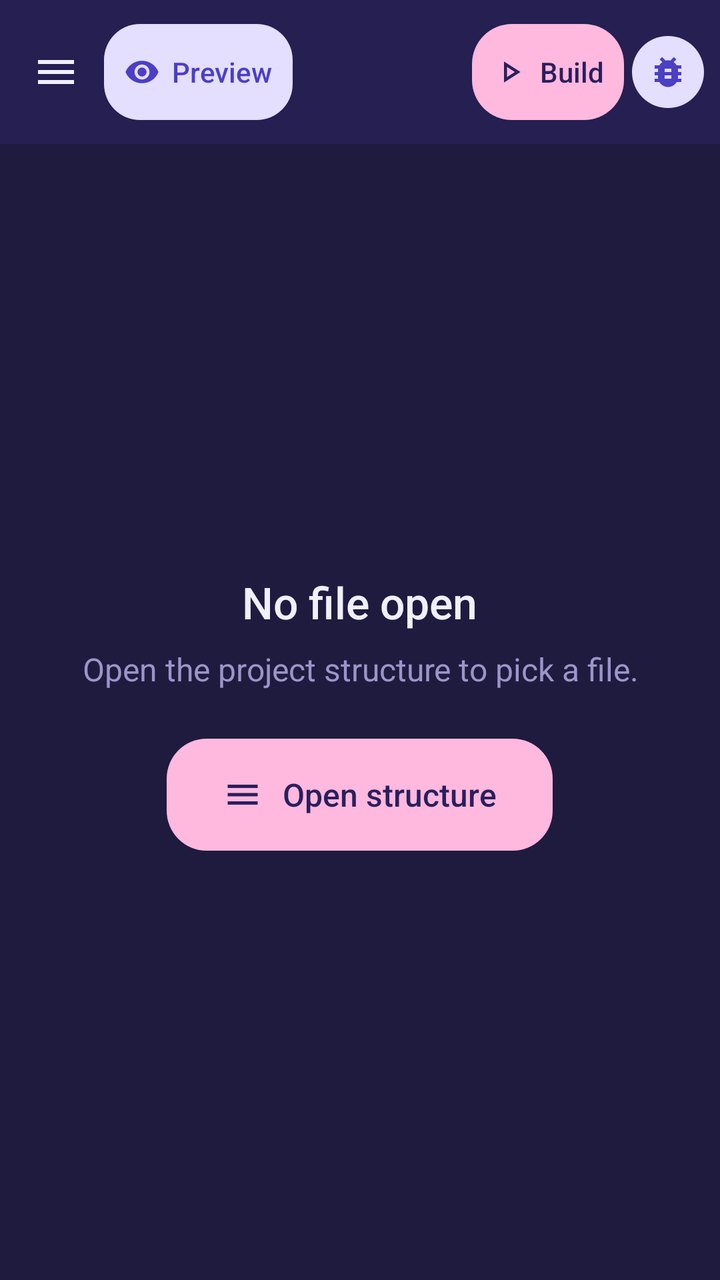
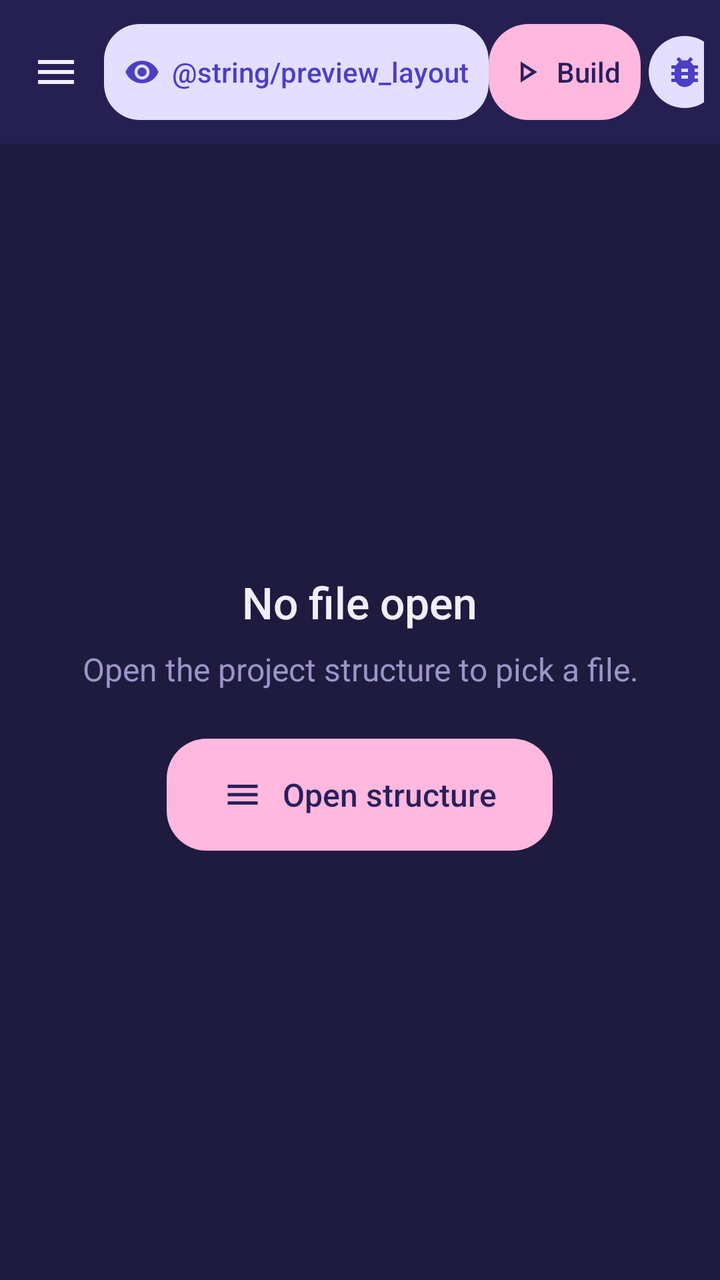

Compare the two renders of this Android layout. The source of the first and the diff that turns it into the second are given below.
<!-- AndroidManifest.xml: application theme AppTheme -->
<!-- res/layout/screen_editor.xml -->
<?xml version="1.0" encoding="utf-8"?>
<androidx.drawerlayout.widget.DrawerLayout xmlns:android="http://schemas.android.com/apk/res/android"
    android:id="@+id/editor_drawer" android:layout_width="match_parent" android:layout_height="match_parent">

    <LinearLayout android:layout_width="match_parent" android:layout_height="match_parent"
        android:background="@drawable/bg_screen_night" android:orientation="vertical">

        <LinearLayout android:id="@+id/screen_header" android:layout_width="match_parent" android:layout_height="wrap_content"
            android:background="@color/night_bar" android:gravity="center_vertical" android:orientation="horizontal"
            android:paddingStart="8dp" android:paddingEnd="8dp" android:paddingTop="12dp" android:paddingBottom="12dp">
            <ImageView android:id="@+id/editor_menu" style="@style/Cosmic.IconButton" android:layout_width="40dp" android:padding="8dp" android:src="@drawable/ic_menu"
                android:tint="@color/night_text" android:contentDescription="@string/open_structure" />
            <LinearLayout android:id="@+id/editor_preview" android:layout_width="wrap_content" android:layout_height="48dp"
                android:layout_marginStart="4dp" android:background="@drawable/bg_button_tonal" android:clickable="true" android:focusable="true"
                android:foreground="?attr/selectableItemBackground" android:gravity="center" android:orientation="horizontal"
                android:paddingStart="10dp" android:paddingEnd="10dp">
                <ImageView android:layout_width="18dp" android:layout_height="18dp" android:src="@drawable/ic_preview"
                    android:tint="@color/cosmic_primary_dark" android:contentDescription="@null" />
                <TextView android:layout_width="wrap_content" android:layout_height="wrap_content" android:layout_marginStart="6dp"
                    android:text="@string/preview" android:textColor="@color/cosmic_primary_dark" android:textSize="14sp" android:fontFamily="sans-serif-medium" />
            </LinearLayout>
            <View android:layout_width="0dp" android:layout_height="1dp" android:layout_weight="1" />
            <ImageView android:id="@+id/editor_wrap" android:layout_width="36dp" android:layout_height="36dp" android:padding="8dp"
                android:background="@drawable/bg_icon_circle_night" android:src="@drawable/ic_wrap" android:tint="@color/night_text"
                android:clickable="true" android:focusable="true" android:visibility="gone" android:contentDescription="@null" />
            <ImageView android:id="@+id/editor_save" style="@style/Cosmic.IconButton" android:layout_width="36dp" android:layout_height="36dp" android:padding="8dp"
                android:src="@drawable/ic_save" android:tint="@color/night_text" android:visibility="gone" android:contentDescription="@null" />
            <LinearLayout android:id="@+id/editor_build" android:layout_width="wrap_content" android:layout_height="48dp"
                android:background="@drawable/bg_button_pink" android:clickable="true" android:focusable="true"
                android:foreground="?attr/selectableItemBackground" android:gravity="center" android:orientation="horizontal"
                android:paddingStart="10dp" android:paddingEnd="10dp">
                <ImageView android:layout_width="18dp" android:layout_height="18dp" android:src="@drawable/ic_play"
                    android:tint="@color/cosmic_ink" android:contentDescription="@null" />
                <TextView android:layout_width="wrap_content" android:layout_height="wrap_content" android:layout_marginStart="6dp"
                    android:text="@string/build" android:textColor="@color/cosmic_ink" android:textSize="14sp" android:fontFamily="sans-serif-medium" />
            </LinearLayout>
            <ImageView android:id="@+id/editor_debug" android:layout_width="36dp" android:layout_height="36dp" android:layout_marginStart="4dp"
                android:padding="8dp" android:background="@drawable/bg_button_tonal" android:src="@drawable/ic_bug"
                android:tint="@color/cosmic_primary_dark" android:clickable="true" android:focusable="true"
                android:foreground="?attr/selectableItemBackground" android:contentDescription="@string/debug_mode_menu" />
        </LinearLayout>

        
        <HorizontalScrollView android:id="@+id/editor_tab_bar" android:layout_width="match_parent" android:layout_height="52dp"
            android:background="@color/night_tab" android:fillViewport="true" android:overScrollMode="never"
            android:scrollbars="none" android:visibility="gone">
            <LinearLayout android:id="@+id/tab_strip" android:layout_width="wrap_content" android:layout_height="match_parent"
                android:orientation="horizontal" />
        </HorizontalScrollView>

        <FrameLayout android:layout_width="match_parent" android:layout_height="0dp" android:layout_weight="1">

            
            <ImageView android:id="@+id/editor_wallpaper" android:layout_width="match_parent" android:layout_height="match_parent"
                android:scaleType="centerCrop" android:visibility="gone" android:contentDescription="@null" />
            <View android:id="@+id/editor_wallpaper_shade" android:layout_width="match_parent" android:layout_height="match_parent" android:visibility="gone" />

            <LinearLayout android:id="@+id/editor_empty" android:layout_width="match_parent" android:layout_height="match_parent"
                android:gravity="center" android:orientation="vertical" android:paddingStart="32dp" android:paddingEnd="32dp">
                <TextView android:layout_width="wrap_content" android:layout_height="wrap_content" android:text="@string/no_file_open" android:textColor="@color/night_text" android:textSize="22sp" android:fontFamily="sans-serif-medium" />
                <TextView android:layout_width="wrap_content" android:layout_height="wrap_content" android:layout_marginTop="8dp"
                    android:gravity="center" android:text="@string/no_file_hint" android:textColor="@color/night_muted" android:textSize="16sp" />
                <LinearLayout android:id="@+id/editor_open_structure" android:layout_width="wrap_content" android:layout_height="56dp"
                    android:layout_marginTop="24dp" android:background="@drawable/bg_button_pink" android:clickable="true" android:focusable="true"
                    android:foreground="?attr/selectableItemBackground" android:gravity="center" android:orientation="horizontal"
                    android:paddingStart="28dp" android:paddingEnd="28dp">
                    <ImageView android:layout_width="20dp" android:layout_height="20dp" android:src="@drawable/ic_menu"
                        android:tint="@color/cosmic_ink" android:contentDescription="@null" />
                    <TextView android:layout_width="wrap_content" android:layout_height="wrap_content" android:layout_marginStart="10dp"
                        android:text="@string/open_structure" android:textColor="@color/cosmic_ink" android:textSize="16sp" android:fontFamily="sans-serif-medium" />
                </LinearLayout>
            </LinearLayout>

            <ScrollView android:id="@+id/editor_code_area" android:layout_width="match_parent" android:layout_height="match_parent"
                android:fillViewport="true" android:visibility="gone">
                <LinearLayout android:layout_width="match_parent" android:layout_height="wrap_content" android:orientation="horizontal">
                    <TextView android:id="@+id/code_gutter" android:layout_width="44dp" android:layout_height="wrap_content"
                        android:gravity="end" android:includeFontPadding="false" android:paddingTop="16dp" android:paddingEnd="8dp" android:paddingStart="0dp"
                        android:fontFamily="monospace" android:lineSpacingExtra="4dp" android:textColor="@color/code_gutter" android:textSize="14sp" />
                    <FrameLayout android:id="@+id/code_holder" android:layout_width="0dp" android:layout_height="wrap_content" android:layout_weight="1">
                        <HorizontalScrollView android:id="@+id/code_hscroll" android:layout_width="match_parent" android:layout_height="wrap_content"
                            android:fillViewport="true" android:scrollbars="none">
                            <EditText android:id="@+id/code_editor" android:layout_width="match_parent" android:layout_height="wrap_content"
                                android:autofillHints="@null" android:background="@null" android:gravity="top|start"
                                android:imeOptions="flagNoExtractUi" android:includeFontPadding="false" android:inputType="textMultiLine|textNoSuggestions"
                                android:fontFamily="monospace" android:lineSpacingExtra="4dp" android:paddingStart="8dp" android:paddingEnd="16dp"
                                android:paddingTop="16dp" android:paddingBottom="48dp" android:textColor="@color/night_text"
                                android:textColorHighlight="#556F5CE6" android:textSize="14sp" />
                        </HorizontalScrollView>
                    </FrameLayout>
                </LinearLayout>
            </ScrollView>
        </FrameLayout>
    </LinearLayout>

    <LinearLayout android:id="@+id/editor_drawer_panel" android:layout_width="300dp" android:layout_height="match_parent"
        android:layout_gravity="start" android:background="@color/cosmic_white" android:clickable="true" android:focusable="true" android:orientation="vertical">

        <LinearLayout android:id="@+id/drawer_header" android:layout_width="match_parent" android:layout_height="wrap_content"
            android:background="@drawable/bg_cosmic_drawer_header" android:gravity="center_vertical" android:orientation="horizontal"
            android:paddingStart="20dp" android:paddingEnd="20dp" android:paddingTop="12dp" android:paddingBottom="12dp">
            <FrameLayout android:layout_width="40dp" android:layout_height="40dp" android:background="@drawable/bg_avatar_header">
                <TextView android:id="@+id/drawer_initials" android:layout_width="match_parent" android:layout_height="match_parent"
                    android:gravity="center" android:textColor="#A83A7A" android:textSize="15sp" android:fontFamily="sans-serif-medium" />
            </FrameLayout>
            <LinearLayout android:layout_width="0dp" android:layout_height="wrap_content" android:layout_weight="1"
                android:layout_marginStart="12dp" android:orientation="vertical">
                <TextView android:id="@+id/drawer_name" android:layout_width="match_parent" android:layout_height="wrap_content"
                    android:singleLine="true" android:ellipsize="end" android:textColor="@android:color/white" android:textSize="17sp" android:fontFamily="sans-serif-medium" />
                <TextView android:id="@+id/drawer_package" android:layout_width="match_parent" android:layout_height="wrap_content"
                    android:singleLine="true" android:ellipsize="end" android:textColor="#E9E1FF" android:textSize="12sp" />
            </LinearLayout>
        </LinearLayout>

        <LinearLayout android:layout_width="match_parent" android:layout_height="wrap_content" android:gravity="center_vertical"
            android:orientation="horizontal" android:paddingStart="24dp" android:paddingEnd="12dp" android:paddingTop="8dp" android:paddingBottom="4dp">
            <TextView android:layout_width="0dp" android:layout_height="wrap_content" android:layout_weight="1"
                android:text="@string/project_structure" style="@style/Cosmic.Muted" />
            <ImageView android:id="@+id/tree_upload" style="@style/Cosmic.IconButton" android:src="@drawable/ic_upload"
                android:tint="@color/cosmic_ink" android:contentDescription="@null" />
            <ImageView android:id="@+id/tree_add_file" style="@style/Cosmic.IconButton" android:src="@drawable/ic_note_add"
                android:tint="@color/cosmic_ink" android:contentDescription="@null" />
            <ImageView android:id="@+id/tree_add_folder" style="@style/Cosmic.IconButton" android:src="@drawable/ic_create_folder"
                android:tint="@color/cosmic_ink" android:contentDescription="@null" />
        </LinearLayout>

        <ScrollView android:layout_width="match_parent" android:layout_height="0dp" android:layout_weight="1">
            <LinearLayout android:id="@+id/tree_container" android:layout_width="match_parent" android:layout_height="wrap_content" android:orientation="vertical" />
        </ScrollView>

        <View android:layout_width="match_parent" android:layout_height="1dp" android:background="@color/cosmic_lilac" />
        <LinearLayout android:id="@+id/drawer_all_projects" android:layout_width="match_parent" android:layout_height="64dp"
            android:clickable="true" android:focusable="true" android:foreground="?attr/selectableItemBackground"
            android:gravity="center_vertical" android:orientation="horizontal" android:paddingStart="24dp">
            <ImageView android:layout_width="22dp" android:layout_height="22dp" android:src="@drawable/ic_grid"
                android:tint="@color/cosmic_primary" android:contentDescription="@null" />
            <TextView android:layout_width="wrap_content" android:layout_height="wrap_content" android:layout_marginStart="16dp"
                android:text="@string/all_projects" android:textColor="@color/cosmic_ink" android:textSize="18sp" />
        </LinearLayout>
    </LinearLayout>
</androidx.drawerlayout.widget.DrawerLayout>
<!-- resources referenced by this layout -->
<resources>
  <color name="code_gutter">#6E669F</color>
  <color name="cosmic_ink">#2A1F5C</color>
  <color name="cosmic_lilac">#E4DEFF</color>
  <color name="cosmic_primary">#6F5CE6</color>
  <color name="cosmic_primary_dark">#4B3FC4</color>
  <color name="cosmic_white">#FBF8FF</color>
  <color name="night_bar">#251F52</color>
  <color name="night_muted">#9C95C9</color>
  <color name="night_tab">#1A1736</color>
  <color name="night_text">#F1EEFF</color>
  <!-- drawable bg_avatar_header (drawable) -->
  <?xml version="1.0" encoding="utf-8"?>
  <shape xmlns:android="http://schemas.android.com/apk/res/android" android:shape="rectangle">
      <solid android:color="@color/cosmic_pink_soft" />
      <corners android:radius="24dp" />
      
  </shape>
  <!-- drawable bg_button_pink (drawable) -->
  <?xml version="1.0" encoding="utf-8"?>
  <shape xmlns:android="http://schemas.android.com/apk/res/android" android:shape="rectangle">
      <solid android:color="@color/cosmic_pink" />
      <corners android:radius="20dp" />
      
  </shape>
  <!-- drawable bg_button_tonal (drawable) -->
  <?xml version="1.0" encoding="utf-8"?>
  <shape xmlns:android="http://schemas.android.com/apk/res/android" android:shape="rectangle">
      <solid android:color="@color/cosmic_lilac" />
      <corners android:radius="18dp" />
      
  </shape>
  <!-- drawable bg_cosmic_drawer_header (drawable) -->
  <?xml version="1.0" encoding="utf-8"?>
  <shape xmlns:android="http://schemas.android.com/apk/res/android" android:shape="rectangle">
      <gradient android:angle="300" android:startColor="@color/cosmic_header_start" android:endColor="@color/cosmic_header_end" />
  </shape>
  <!-- drawable bg_icon_circle_night (drawable) -->
  <?xml version="1.0" encoding="utf-8"?>
  <shape xmlns:android="http://schemas.android.com/apk/res/android" android:shape="oval"><solid android:color="#40FFFFFF" /></shape>
  <!-- drawable bg_screen_night (drawable) -->
  <?xml version="1.0" encoding="utf-8"?>
  <shape xmlns:android="http://schemas.android.com/apk/res/android" android:shape="rectangle">
      <solid android:color="@color/night_bg" />
  </shape>
  <string name="all_projects">All projects</string>
  <string name="build">Build</string>
  <string name="debug_mode_menu">Debug Mode</string>
  <string name="no_file_hint">Open the project structure to pick a file.</string>
  <string name="no_file_open">No file open</string>
  <string name="open_structure">Open structure</string>
  <string name="preview">Preview</string>
  <string name="project_structure">Project structure</string>
  <style name="Cosmic.IconButton" parent="">
          <item name="android:layout_width">48dp</item>
          <item name="android:layout_height">48dp</item>
          <item name="android:padding">12dp</item>
          <item name="android:clickable">true</item>
          <item name="android:focusable">true</item>
          <item name="android:background">?attr/selectableItemBackgroundBorderless</item>
      </style>
  <style name="Cosmic.Muted" parent="">
          <item name="android:textColor">@color/cosmic_muted</item>
          <item name="android:textSize">14sp</item>
      </style>
  <color name="cosmic_pink_soft">#FFE0EF</color>
  <color name="cosmic_pink">#FFB8DE</color>
  <color name="cosmic_header_start">#4B3FC4</color>
  <color name="cosmic_header_end">#A77BE8</color>
  <color name="night_bg">#1E1B3F</color>
  <color name="cosmic_muted">#6B6290</color>
  <color name="cosmic_surface">#FFFFFF</color>
  <style name="CosmicBottomSheetDialog" parent="ThemeOverlay.MaterialComponents.BottomSheetDialog">
          <item name="bottomSheetStyle">@style/CosmicBottomSheet</item>
      </style>
  <style name="CosmicBottomSheet" parent="Widget.MaterialComponents.BottomSheet.Modal">
          <item name="android:background">@android:color/transparent</item>
      </style>
  <!-- unchanged entries left out for length: 11 -->
</resources>

<!-- the commit's change to res/layout/screen_editor.xml (unified diff, before → after) -->
@@ -17,7 +17,7 @@
                 <ImageView android:layout_width="18dp" android:layout_height="18dp" android:src="@drawable/ic_preview"
                     android:tint="@color/cosmic_primary_dark" android:contentDescription="@null" />
                 <TextView android:layout_width="wrap_content" android:layout_height="wrap_content" android:layout_marginStart="6dp"
-                    android:text="@string/preview" android:textColor="@color/cosmic_primary_dark" android:textSize="14sp" android:fontFamily="sans-serif-medium" />
+                    android:text="@string/preview_layout" android:singleLine="true" android:textColor="@color/cosmic_primary_dark" android:textSize="14sp" android:fontFamily="sans-serif-medium" />
             </LinearLayout>
             <View android:layout_width="0dp" android:layout_height="1dp" android:layout_weight="1" />
             <ImageView android:id="@+id/editor_wrap" android:layout_width="36dp" android:layout_height="36dp" android:padding="8dp"
<!-- resource entries referenced after the edit -->
@@ -50,7 +50,6 @@
   <string name="no_file_hint">Open the project structure to pick a file.</string>
   <string name="no_file_open">No file open</string>
   <string name="open_structure">Open structure</string>
-  <string name="preview">Preview</string>
   <string name="project_structure">Project structure</string>
   <style name="Cosmic.IconButton" parent="">
           <item name="android:layout_width">48dp</item>
